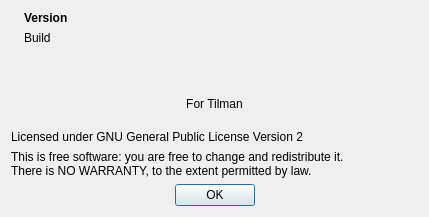
Qt form ui/form_about.ui (pnordhus/openorbiter) before a commit.
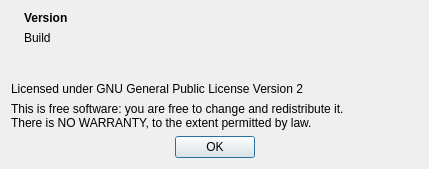
The same form after that commit. Icons and pictures are not drawn.

Diff of the .ui file:
```diff
--- a/ui/form_about.ui
+++ b/ui/form_about.ui
@@ -1,12 +1,12 @@
 <ui version="4.0" >
  <class>FormAbout</class>
- <widget class="QDialog" name="FormAbout" >
-  <property name="geometry" >
+ <widget class="QDialog" name="FormAbout">
+  <property name="geometry">
    <rect>
     <x>0</x>
     <y>0</y>
     <width>420</width>
-    <height>217</height>
+    <height>169</height>
    </rect>
   </property>
   <property name="windowTitle" >
@@ -83,24 +83,8 @@
     </spacer>
    </item>
    <item>
-    <widget class="QLabel" name="label_4" >
-     <property name="minimumSize" >
-      <size>
-       <width>0</width>
-       <height>40</height>
-      </size>
-     </property>
-     <property name="text" >
-      <string>For Tilman</string>
-     </property>
-     <property name="alignment" >
-      <set>Qt::AlignCenter</set>
-     </property>
-    </widget>
-   </item>
-   <item>
-    <widget class="QLabel" name="label" >
-     <property name="text" >
+    <widget class="QLabel" name="label">
+     <property name="text">
       <string>Licensed under GNU General Public License Version 2</string>
      </property>
     </widget>
```
Left out of the diff: 77 changed lines with no effect on the pictures.
